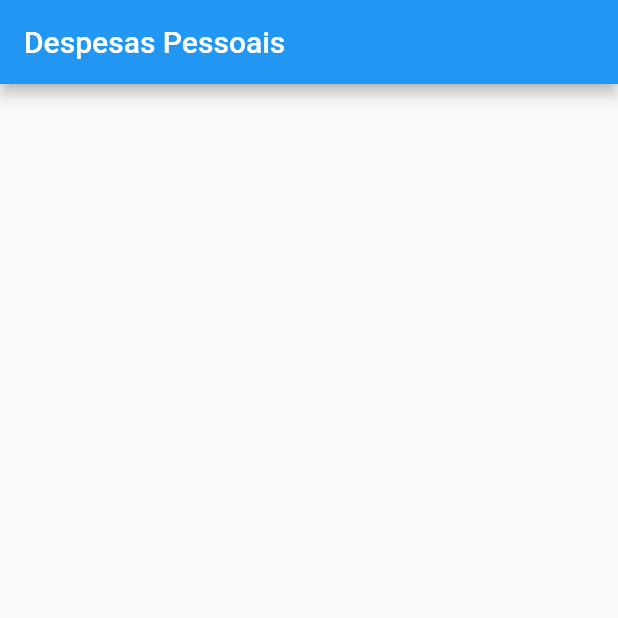
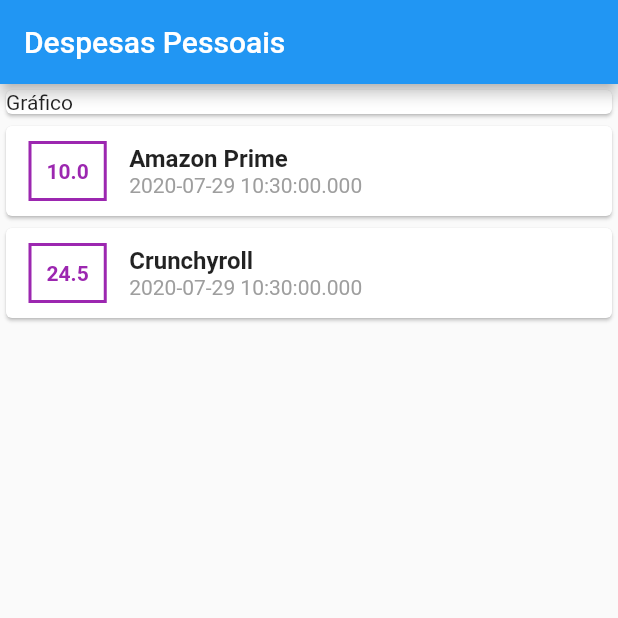
Before and after one commit to PhabloLisboa/expenses, a Flutter app: the screen it shows after launch, on a phone screen of 412 x 824 dp, the top half of it. Run offline on Flutter 3.47's test engine with Material 2 defaults, Android fonts, the phone set to English and light mode, and no system bars.

```diff
--- /dev/null
+++ b/lib/Models/Transaction.dart
@@ -0,0 +1,14 @@
+import 'package:flutter/foundation.dart';
+
+class Transaction {
+  final String id;
+  final String title;
+  final double value;
+  final DateTime date;
+
+  Transaction(
+      {@required this.id,
+      @required this.title,
+      @required this.value,
+      @required this.date});
+}
--- a/lib/main.dart
+++ b/lib/main.dart
@@ -1,3 +1,4 @@
+import 'package:expenses/Models/Transaction.dart';
 import 'package:flutter/material.dart';
 
 main() {
@@ -14,12 +15,67 @@ class ExpensesApp extends StatelessWidget {
 }
 
 class Home extends StatelessWidget {
+  final _transactions = [
+    Transaction(
+        id: 't1', title: 'Amazon Prime', value: 10, date: DateTime.now()),
+    Transaction(
+        id: 't2', title: 'Crunchyroll', value: 24.5, date: DateTime.now()),
+  ];
+
   @override
   Widget build(BuildContext context) {
     return Scaffold(
       appBar: AppBar(
         title: Text('Despesas Pessoais'),
       ),
+      body: Column(
+        children: <Widget>[
+          Container(
+            width: double.infinity,
+            child: Card(
+              child: Text('Gráfico'),
+            ),
+          ),
+          Column(
+            children: _transactions
+                .map((e) => Card(
+                      child: Row(
+                        children: <Widget>[
+                          Container(
+                            margin: EdgeInsets.symmetric(
+                                horizontal: 15, vertical: 10),
+                            child: Text(
+                              e.value.toString(),
+                              style: TextStyle(
+                                  fontWeight: FontWeight.bold,
+                                  color: Colors.purple),
+                            ),
+                            decoration: BoxDecoration(
+                                border:
+                                    Border.all(color: Colors.purple, width: 2)),
+                            padding: EdgeInsets.all(10),
+                          ),
+                          Column(
+                            crossAxisAlignment: CrossAxisAlignment.start,
+                            children: <Widget>[
+                              Text(
+                                e.title,
+                                style: TextStyle(
+                                    fontWeight: FontWeight.bold, fontSize: 16),
+                              ),
+                              Text(e.date.toString(),
+                                  style: TextStyle(
+                                    color: Colors.grey,
+                                  ))
+                            ],
+                          )
+                        ],
+                      ),
+                    ))
+                .toList(),
+          )
+        ],
+      ),
     );
   }
 }
```
